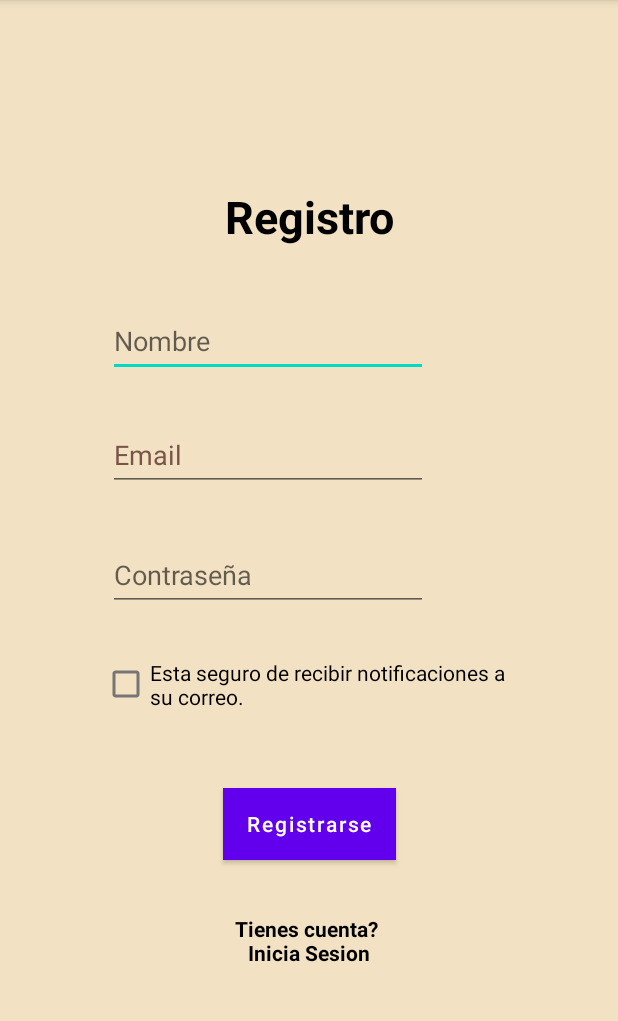
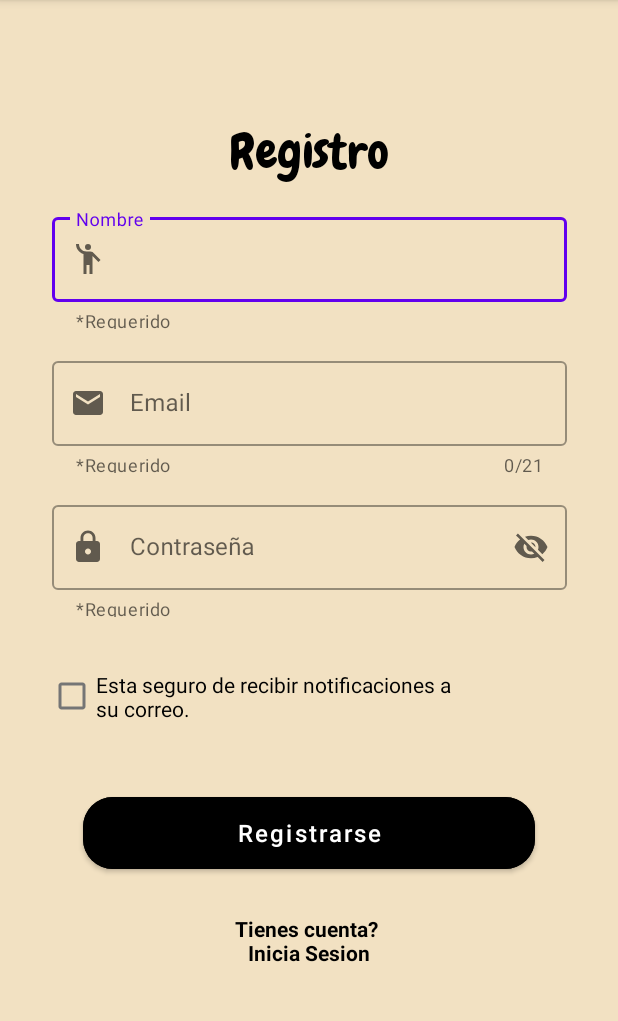
Before and after one commit to DSAR-inc/PetFeederApp, an Android app: the RegisterActivity screen opened directly, with no data from a screen before it, on a phone screen of 412 x 824 dp, the part 84-1105 px from its top. Run offline under Robolectric (Android 15) with nearby library versions, the phone set to English and light mode, and no system bars.

Commit message:
Diseño de la acctivity de registro

```diff
--- /dev/null
+++ b/Code/app/src/main/res/drawable/ic_user.xml
@@ -0,0 +1,6 @@
+<vector android:autoMirrored="true" android:height="24dp"
+    android:tint="#F1EEEE" android:viewportHeight="24"
+    android:viewportWidth="24" android:width="24dp" xmlns:android="http://schemas.android.com/apk/res/android">
+    <path android:fillColor="@android:color/white" android:pathData="M12,4m-2,0a2,2 0,1 1,4 0a2,2 0,1 1,-4 0"/>
+    <path android:fillColor="@android:color/white" android:pathData="M15.89,8.11C15.5,7.72 14.83,7 13.53,7c-0.21,0 -1.42,0 -2.54,0C8.24,6.99 6,4.75 6,2H4c0,3.16 2.11,5.84 5,6.71V22h2v-6h2v6h2V10.05L18.95,14l1.41,-1.41L15.89,8.11z"/>
+</vector>
--- a/Code/app/src/main/res/layout/activity_login.xml
+++ b/Code/app/src/main/res/layout/activity_login.xml
@@ -24,9 +24,10 @@
         android:layout_width="wrap_content"
         android:layout_height="wrap_content"
         android:layout_marginTop="52dp"
+        android:fontFamily="@font/chewy"
         android:text="Inicio de Sesion"
         android:textColor="@color/black"
-        android:textSize="30sp"
+        android:textSize="32sp"
         android:textStyle="bold"
         app:layout_constraintEnd_toEndOf="parent"
         app:layout_constraintStart_toStartOf="parent"
--- a/Code/app/src/main/res/layout/activity_register.xml
+++ b/Code/app/src/main/res/layout/activity_register.xml
@@ -8,72 +8,94 @@
     tools:context=".RegisterActivity" >
 
     <TextView
-        android:id="@+id/textView4"
+        android:id="@+id/MensajeRegistro"
         android:layout_width="133dp"
-        android:layout_height="39dp"
-        android:layout_marginTop="124dp"
+        android:layout_height="43dp"
+        android:layout_marginTop="80dp"
+        android:fontFamily="@font/chewy"
         android:text="Registro"
         android:textAlignment="center"
         android:textColor="#000000"
-        android:textSize="30sp"
-        android:textStyle="bold"
+        android:textSize="32sp"
         app:layout_constraintEnd_toEndOf="parent"
         app:layout_constraintStart_toStartOf="parent"
         app:layout_constraintTop_toTopOf="parent" />
 
-    <EditText
-        android:id="@+id/etNombreRegistro"
-        android:layout_width="wrap_content"
-        android:layout_height="wrap_content"
-        android:layout_marginStart="72dp"
-        android:layout_marginTop="40dp"
-        android:ems="10"
+    <com.google.android.material.textfield.TextInputLayout
+        android:id="@+id/InputNombreRegister"
+        android:layout_width="343dp"
+        android:layout_height="80dp"
+        android:layout_marginTop="16dp"
         android:hint="Nombre"
-        android:inputType="textPersonName"
-        android:minHeight="48dp"
+        style="@style/Widget.MaterialComponents.TextInputLayout.OutlinedBox"
+        app:helperText="*Requerido"
+        app:layout_constraintEnd_toEndOf="parent"
         app:layout_constraintStart_toStartOf="parent"
-        app:layout_constraintTop_toBottomOf="@+id/textView4"
-        android:autofillHints="" />
+        app:layout_constraintTop_toBottomOf="@id/MensajeRegistro"
+        app:startIconDrawable="@drawable/ic_user">
 
-    <EditText
-        android:id="@+id/etEmailRegister"
-        android:layout_width="wrap_content"
-        android:layout_height="wrap_content"
-        android:layout_marginStart="72dp"
-        android:layout_marginTop="28dp"
-        android:autofillHints=""
-        android:ems="10"
+        <com.google.android.material.textfield.TextInputEditText
+            android:layout_width="match_parent"
+            android:layout_height="wrap_content"
+            android:inputType="textPersonName"/>
+
+    </com.google.android.material.textfield.TextInputLayout>
+
+    <com.google.android.material.textfield.TextInputLayout
+        android:id="@+id/InputEmailRegister"
+        android:layout_width="343dp"
+        android:layout_height="80dp"
+        android:layout_marginTop="16dp"
         android:hint="Email"
-        android:inputType="textEmailAddress"
-        android:minHeight="48dp"
-        android:textColorHint="#795548"
+        style="@style/Widget.MaterialComponents.TextInputLayout.OutlinedBox"
+        app:counterEnabled="true"
+        app:counterMaxLength="21"
+        app:helperText="*Requerido"
+        app:layout_constraintEnd_toEndOf="parent"
         app:layout_constraintStart_toStartOf="parent"
-        app:layout_constraintTop_toBottomOf="@+id/etNombreRegistro" />
+        app:layout_constraintTop_toBottomOf="@id/InputNombreRegister"
+        app:startIconDrawable="@drawable/ic_email">
 
-    <EditText
-        android:id="@+id/etPasswordRegister"
-        android:layout_width="wrap_content"
-        android:layout_height="wrap_content"
-        android:layout_marginStart="72dp"
-        android:layout_marginTop="32dp"
-        android:ems="10"
+        <com.google.android.material.textfield.TextInputEditText
+            android:layout_width="match_parent"
+            android:layout_height="wrap_content"
+            android:inputType="textEmailAddress"/>
+
+    </com.google.android.material.textfield.TextInputLayout>
+
+    <com.google.android.material.textfield.TextInputLayout
+        android:id="@+id/InputContraseñaRegister"
+        android:layout_width="343dp"
+        android:layout_height="80dp"
+        android:layout_marginTop="16dp"
         android:hint="Contraseña"
-        android:inputType="textPassword"
-        android:minHeight="48dp"
+        style="@style/Widget.MaterialComponents.TextInputLayout.OutlinedBox"
+        app:helperText="*Requerido"
+        app:layout_constraintEnd_toEndOf="parent"
         app:layout_constraintStart_toStartOf="parent"
-        app:layout_constraintTop_toBottomOf="@+id/etEmailRegister"
-        android:autofillHints="" />
+        app:layout_constraintTop_toBottomOf="@id/InputEmailRegister"
+        app:startIconDrawable="@drawable/ic_lock"
+        app:endIconMode="password_toggle">
+
+        <com.google.android.material.textfield.TextInputEditText
+            android:layout_width="match_parent"
+            android:layout_height="wrap_content"
+            android:inputType="textEmailAddress"/>
+
+    </com.google.android.material.textfield.TextInputLayout>
 
     <Button
         android:id="@+id/botonRegistro"
-        android:layout_width="wrap_content"
-        android:layout_height="wrap_content"
-        android:layout_marginTop="44dp"
-        android:background="#000000"
+        android:layout_width="301dp"
+        android:layout_height="60dp"
+        android:layout_marginTop="36dp"
         android:backgroundTint="#000000"
         android:text="Registrarse"
         android:textAllCaps="false"
+        android:textSize="16sp"
+        app:cornerRadius="20sp"
         app:layout_constraintEnd_toEndOf="parent"
+        app:layout_constraintHorizontal_bias="0.498"
         app:layout_constraintStart_toStartOf="parent"
         app:layout_constraintTop_toBottomOf="@+id/checkBox" />
 
@@ -81,17 +103,18 @@
         android:id="@+id/checkBox"
         android:layout_width="274dp"
         android:layout_height="50dp"
-        android:layout_marginStart="68dp"
-        android:layout_marginTop="24dp"
+        android:layout_marginStart="32dp"
+        android:layout_marginTop="28dp"
         android:text="Esta seguro de recibir notificaciones a su correo."
         app:layout_constraintStart_toStartOf="parent"
-        app:layout_constraintTop_toBottomOf="@+id/etPasswordRegister" />
+        app:layout_constraintTop_toBottomOf="@+id/InputContraseñaRegister" />
 
     <TextView
         android:id="@+id/textView5"
         android:layout_width="193dp"
-        android:layout_height="40dp"
-        android:layout_marginTop="36dp"
+        android:layout_height="48dp"
+        android:layout_marginTop="24dp"
+        android:clickable="true"
         android:singleLine="false"
         android:text="Tienes cuenta? \nInicia Sesion"
         android:textAlignment="center"
```
